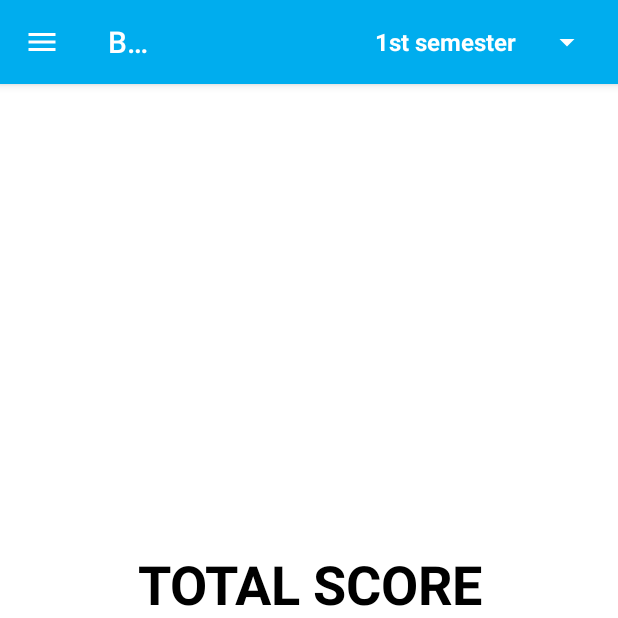
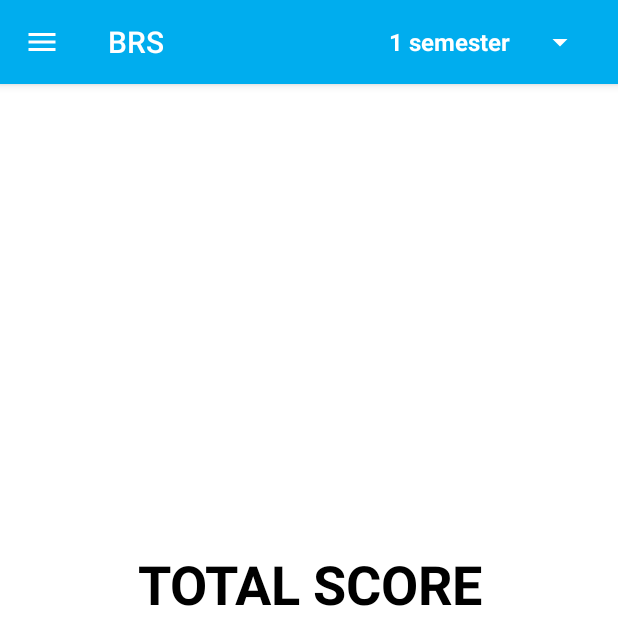
Before and after one commit to Osa-sergey/BRS-1, an Android app: the screen it shows after launch (MainActivity), on a phone screen of 412 x 824 dp, the top half of it. Run offline under Robolectric (Android 15) with nearby library versions, the phone set to English and light mode, and no system bars; our stand-ins replace Room's generated code; libraries missing offline, so code that uses them is left out: com.shawnlin.numberpicker.

Commit message:
Поправил тулбар

```diff
--- a/app/src/main/res/layout/app_bar_navigation_drawer.xml
+++ b/app/src/main/res/layout/app_bar_navigation_drawer.xml
@@ -32,7 +32,6 @@
                         android:id="@+id/toolbarText"
                         android:layout_width="wrap_content"
                         android:layout_height="wrap_content"
-                        android:text="@string/news_toolbar"
                         android:fontFamily="@font/robotoregular"
                         android:textColor="@color/colorToolBarText"
                         android:textSize="18sp" />
--- a/app/src/main/res/values/strings.xml
+++ b/app/src/main/res/values/strings.xml
@@ -33,16 +33,16 @@
     </string-array>
 
     <string-array name="semesters_list">
-        <item>1st semester</item>
-        <item>2nd semester</item>
-        <item>3d semester</item>
-        <item>4th semester</item>
-        <item>5th semester</item>
-        <item>6th semester</item>
-        <item>7th semester</item>
-        <item>8th semester</item>
-        <item>9th semester</item>
-        <item>10th semester</item>
+        <item>1 semester</item>
+        <item>2 semester</item>
+        <item>3 semester</item>
+        <item>4 semester</item>
+        <item>5 semester</item>
+        <item>6 semester</item>
+        <item>7 semester</item>
+        <item>8 semester</item>
+        <item>9 semester</item>
+        <item>10 semester</item>
     </string-array>
 
     <string-array name="types_of_marks_list_even">
```
Also changed, not shown: 1 other file.
